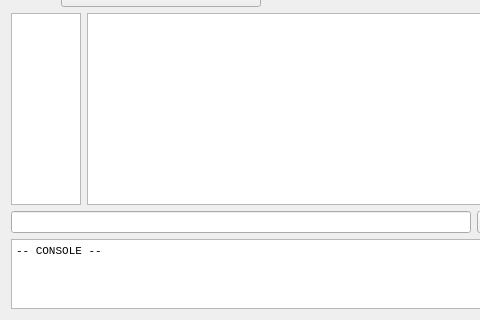
The window that Chat-Client/fenprincipale.ui (Zxb12/Chat) describes before a commit, drawn with Qt 5; both pictures show x 0 to 480 and y 111 to 431 of the 568 by 431 pixel window.
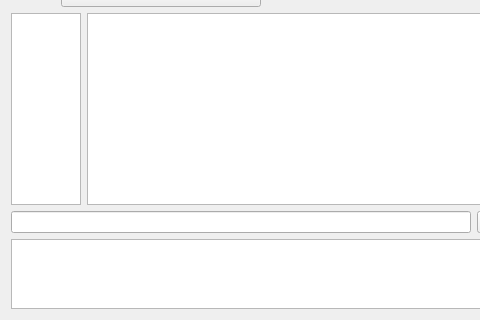
The same window after the commit.

Commit message: Amelioration de l'apparence de la zone de chat.

The edit to the form file:
```diff
--- a/Chat-Client/fenprincipale.ui
+++ b/Chat-Client/fenprincipale.ui
@@ -181,15 +181,6 @@
      <property name="readOnly">
       <bool>true</bool>
      </property>
-     <property name="html">
-      <string>&lt;!DOCTYPE HTML PUBLIC &quot;-//W3C//DTD HTML 4.0//EN&quot; &quot;http://www.w3.org/TR/REC-html40/strict.dtd&quot;&gt;
-&lt;html&gt;&lt;head&gt;&lt;meta name=&quot;qrichtext&quot; content=&quot;1&quot; /&gt;&lt;style type=&quot;text/css&quot;&gt;
-p, li { white-space: pre-wrap; }
-&lt;/style&gt;&lt;/head&gt;&lt;body style=&quot; font-family:'Courier New'; font-size:8.25pt; font-weight:400; font-style:normal;&quot;&gt;
-&lt;p style=&quot; margin-top:0px; margin-bottom:0px; margin-left:0px; margin-right:0px; -qt-block-indent:0; text-indent:0px;&quot;&gt;&lt;span style=&quot; font-size:8pt;&quot;&gt;-- CONSOLE --&lt;/span&gt;&lt;/p&gt;
-&lt;p style=&quot;-qt-paragraph-type:empty; margin-top:0px; margin-bottom:0px; margin-left:0px; margin-right:0px; -qt-block-indent:0; text-indent:0px; font-size:8pt;&quot;&gt;&lt;/p&gt;
-&lt;p style=&quot;-qt-paragraph-type:empty; margin-top:0px; margin-bottom:0px; margin-left:0px; margin-right:0px; -qt-block-indent:0; text-indent:0px; font-size:8pt;&quot;&gt;&lt;/p&gt;&lt;/body&gt;&lt;/html&gt;</string>
-     </property>
     </widget>
    </item>
    <item row="2" column="0">
```
Left out of the diff: 9 changed lines with no effect on the pictures. The commit also changes 2 other files.
